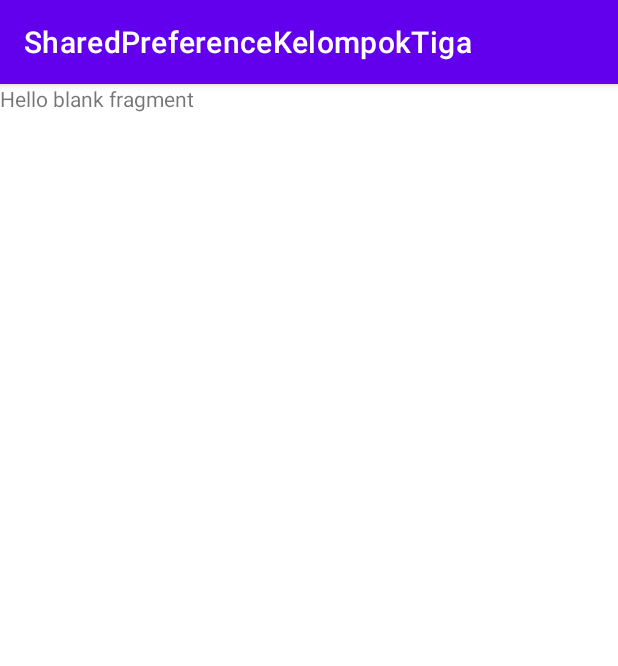
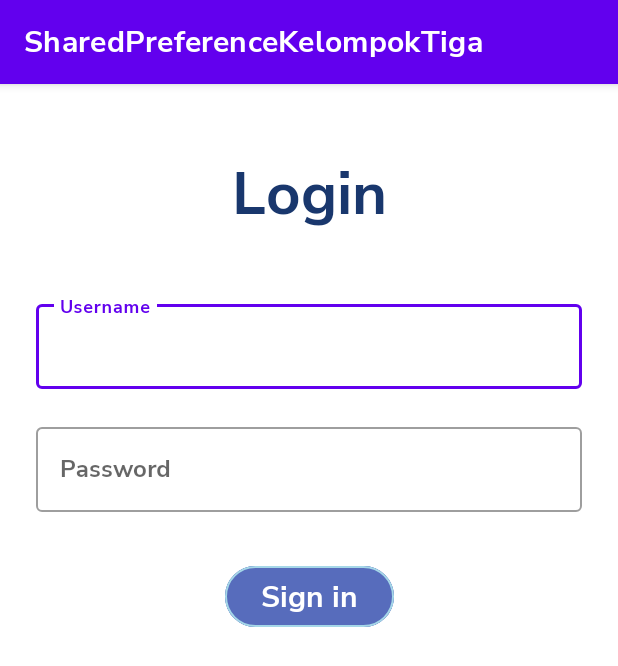
Before and after one commit to hilmisatrio16/SharedPreferenceKelompokTiga, an Android app: the fragment FragmentLogin shown on its own in the app's theme, on a phone screen of 412 x 824 dp. Shown: the top 666 px of the screen. Run offline under Robolectric (Android 15) with nearby library versions, the phone set to English and light mode, and no system bars; our stand-ins replace data binding.

Commit message:
initial commit

```diff
--- a/app/build.gradle
+++ b/app/build.gradle
@@ -33,7 +33,9 @@ android {
 
     buildFeatures{
         viewBinding true
+        dataBinding true
     }
+
 }
 
 dependencies {
@@ -50,4 +52,6 @@ dependencies {
     implementation 'androidx.navigation:navigation-fragment-ktx:2.5.2'
     implementation 'androidx.navigation:navigation-ui-ktx:2.5.2'
 
+    implementation "androidx.datastore:datastore-preferences:1.0.0"
+
 }
--- a/app/src/main/java/com/example/sharedpreferencekelompoktiga/FragmentLogin.kt
+++ b/app/src/main/java/com/example/sharedpreferencekelompoktiga/FragmentLogin.kt
@@ -1,59 +1,57 @@
 package com.example.sharedpreferencekelompoktiga
 
+import android.content.Context
+import android.content.SharedPreferences
 import android.os.Bundle
 import androidx.fragment.app.Fragment
 import android.view.LayoutInflater
 import android.view.View
 import android.view.ViewGroup
+import android.widget.Toast
+import androidx.navigation.fragment.findNavController
+import com.example.sharedpreferencekelompoktiga.databinding.FragmentLoginBinding
 
-// TODO: Rename parameter arguments, choose names that match
-// the fragment initialization parameters, e.g. ARG_ITEM_NUMBER
-private const val ARG_PARAM1 = "param1"
-private const val ARG_PARAM2 = "param2"
+class FragmentLogin : Fragment() {
 
-/**
- * A simple [Fragment] subclass.
- * Use the [FragmentLogin.newInstance] factory method to
- * create an instance of this fragment.
- */
-class FragmentLogin : Fragment() {
-    // TODO: Rename and change types of parameters
-    private var param1: String? = null
-    private var param2: String? = null
-
-    override fun onCreate(savedInstanceState: Bundle?) {
-        super.onCreate(savedInstanceState)
-        arguments?.let {
-            param1 = it.getString(ARG_PARAM1)
-            param2 = it.getString(ARG_PARAM2)
-        }
-    }
+    private lateinit var binding: FragmentLoginBinding
+    private lateinit var sharedPref : SharedPreferences
 
     override fun onCreateView(
         inflater: LayoutInflater, container: ViewGroup?,
         savedInstanceState: Bundle?
     ): View? {
         // Inflate the layout for this fragment
-        return inflater.inflate(R.layout.fragment_login, container, false)
+        binding = FragmentLoginBinding.inflate(layoutInflater, container, false)
+        binding.clickListener = this
+        return binding.root
     }
 
-    companion object {
-        /**
-         * Use this factory method to create a new instance of
-         * this fragment using the provided parameters.
-         *
-         * @param param1 Parameter 1.
-         * @param param2 Parameter 2.
-         * @return A new instance of fragment FragmentLogin.
-         */
-        // TODO: Rename and change types and number of parameters
-        @JvmStatic
-        fun newInstance(param1: String, param2: String) =
-            FragmentLogin().apply {
-                arguments = Bundle().apply {
-                    putString(ARG_PARAM1, param1)
-                    putString(ARG_PARAM2, param2)
-                }
+    override fun onViewCreated(view: View, savedInstanceState: Bundle?) {
+        super.onViewCreated(view, savedInstanceState)
+
+        sharedPref = requireContext().getSharedPreferences("dataprefs", Context.MODE_PRIVATE)
+
+
+    }
+
+    fun checkAccount(){
+
+        var inputUsername = binding.inputUsername.text.toString()
+        var inputPassword = binding.inputPassword.text.toString()
+        if(inputUsername.isNotEmpty() && inputPassword.isNotEmpty()){
+            val getUsername = sharedPref.getString("username", "")
+            val getPassword = sharedPref.getString("password", "")
+
+            if(inputUsername == getUsername && inputPassword == getPassword){
+                findNavController().navigate(R.id.action_fragmentLogin_to_fragmentHome)
+                Toast.makeText(context, "$getUsername Login berhasil", Toast.LENGTH_SHORT).show()
+            }else{
+                Toast.makeText(context, "Username atau password yang anda masukan salah!", Toast.LENGTH_SHORT).show()
             }
+
+        }else{
+            Toast.makeText(context, "Username atau Password tidak boleh kosong!", Toast.LENGTH_SHORT).show()
+        }
     }
+
 }
--- a/app/src/main/res/layout/fragment_login.xml
+++ b/app/src/main/res/layout/fragment_login.xml
@@ -1,14 +1,88 @@
 <?xml version="1.0" encoding="utf-8"?>
-<FrameLayout xmlns:android="http://schemas.android.com/apk/res/android"
+<layout
+    xmlns:android="http://schemas.android.com/apk/res/android"
     xmlns:tools="http://schemas.android.com/tools"
-    android:layout_width="match_parent"
-    android:layout_height="match_parent"
-    tools:context=".FragmentLogin">
-
-    <!-- TODO: Update blank fragment layout -->
-    <TextView
+    xmlns:app="http://schemas.android.com/apk/res-auto">
+    <data>
+        <variable
+            name="clickListener"
+            type="com.example.sharedpreferencekelompoktiga.FragmentLogin" />
+    </data>
+    <androidx.constraintlayout.widget.ConstraintLayout
         android:layout_width="match_parent"
         android:layout_height="match_parent"
-        android:text="@string/hello_blank_fragment" />
+        android:padding="24dp"
+        tools:context=".FragmentLogin">
 
-</FrameLayout>
+        <TextView
+            android:id="@+id/txLogin"
+            android:layout_width="wrap_content"
+            android:layout_height="wrap_content"
+            android:textSize="40sp"
+            android:text="@string/login"
+            android:layout_marginTop="20dp"
+            android:textColor="@color/dark_blue"
+            app:layout_constraintStart_toStartOf="parent"
+            app:layout_constraintEnd_toEndOf="parent"
+            app:layout_constraintTop_toTopOf="parent"/>
+
+        <com.google.android.material.textfield.TextInputLayout
+            android:id="@+id/textField"
+            android:layout_width="match_parent"
+            android:layout_height="wrap_content"
+            app:layout_constraintTop_toBottomOf="@id/txLogin"
+            app:layout_constraintEnd_toEndOf="parent"
+            app:layout_constraintStart_toStartOf="parent"
+            android:layout_marginTop="40dp"
+            android:hint="@string/username"
+            style="@style/Widget.MaterialComponents.TextInputLayout.OutlinedBox">
+
+            <com.google.android.material.textfield.TextInputEditText
+                android:id="@+id/inputUsername"
+                android:layout_width="match_parent"
+                android:layout_height="wrap_content"
+                android:inputType="textWebEditText"
+                />
+
+        </com.google.android.material.textfield.TextInputLayout>
+
+        <com.google.android.material.textfield.TextInputLayout
+            android:id="@+id/textField2"
+            android:layout_width="match_parent"
+            android:layout_height="wrap_content"
+            app:layout_constraintTop_toBottomOf="@id/textField"
+            app:layout_constraintEnd_toEndOf="parent"
+            app:layout_constraintStart_toStartOf="parent"
+            android:layout_marginTop="20dp"
+            android:hint="@string/password"
+            style="@style/Widget.MaterialComponents.TextInputLayout.OutlinedBox">
+
+            <com.google.android.material.textfield.TextInputEditText
+                android:id="@+id/inputPassword"
+                android:layout_width="match_parent"
+                android:layout_height="wrap_content"
+                android:inputType="textWebPassword"
+                />
+
+        </com.google.android.material.textfield.TextInputLayout>
+
+        <Button
+            android:id="@+id/btnSignIn"
+            android:layout_width="wrap_content"
+            android:layout_height="wrap_content"
+            android:layout_marginTop="32dp"
+            android:text="@string/sign_in"
+            android:textAllCaps="false"
+            android:textSize="20sp"
+            style="@style/Widget.Material3.Button.OutlinedButton"
+            android:textColor="@color/white"
+            android:backgroundTint="@color/indigo_blue"
+            app:strokeColor = "@color/light_blue"
+            app:layout_constraintEnd_toEndOf="parent"
+            app:layout_constraintStart_toStartOf="parent"
+            app:layout_constraintTop_toBottomOf="@id/textField2"
+            android:onClick="@{() -> clickListener.checkAccount()}"
+            />
+
+    </androidx.constraintlayout.widget.ConstraintLayout>
+</layout>
--- a/app/src/main/res/values/colors.xml
+++ b/app/src/main/res/values/colors.xml
@@ -7,4 +7,7 @@
     <color name="teal_700">#FF018786</color>
     <color name="black">#FF000000</color>
     <color name="white">#FFFFFFFF</color>
+    <color name="indigo_blue">#576CBC</color>
+    <color name="light_blue">#A5D7E8</color>
+    <color name="dark_blue">#19376D</color>
 </resources>
--- a/app/src/main/res/values/strings.xml
+++ b/app/src/main/res/values/strings.xml
@@ -2,4 +2,8 @@
     <string name="app_name">SharedPreferenceKelompokTiga</string>
     <!-- TODO: Remove or change this placeholder text -->
     <string name="hello_blank_fragment">Hello blank fragment</string>
+    <string name="sign_in">Sign in</string>
+    <string name="password">Password</string>
+    <string name="username">Username</string>
+    <string name="login">Login</string>
 </resources>
--- a/app/src/main/res/values/themes.xml
+++ b/app/src/main/res/values/themes.xml
@@ -12,5 +12,6 @@
         <!-- Status bar color. -->
         <item name="android:statusBarColor">?attr/colorPrimaryVariant</item>
         <!-- Customize your theme here. -->
+        <item name="android:fontFamily">@font/nunitosans_bold</item>
     </style>
 </resources>
```
Also changed, not shown: app/src/main/res/layout/activity_main.xml (+7 -9 lines), app/src/main/res/navigation/main_navigation.xml (+26 -4 lines), app/src/main/res/font/nunitosans_bold.ttf (added).
